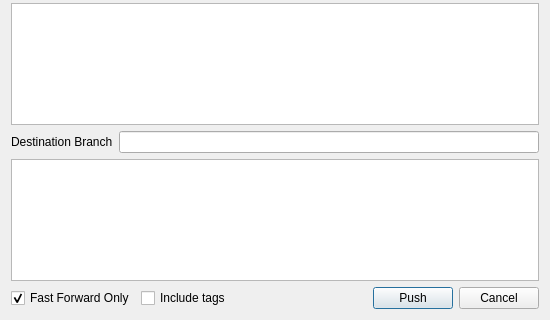
Old version of the form ui/remote.ui in the repository git-cola/git-cola; both pictures show x 0 to 550 and y 192 to 512 of the 550 by 512 pixel window.
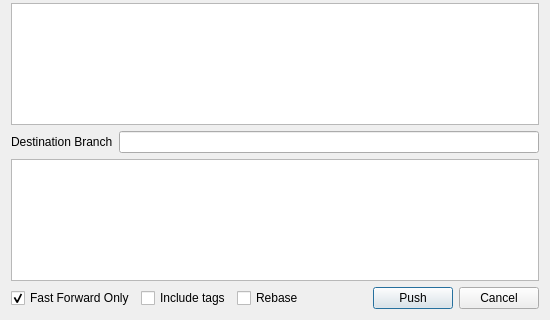
New version of the form.

Commit message:
remote: add a rebase checkbox to the pull dialog
The pull dialog now has a 'Rebase' checkbox that tells cola
to pass the --rebase option to pull.

```diff
--- a/ui/remote.ui
+++ b/ui/remote.ui
@@ -83,6 +83,13 @@
        </property>
       </widget>
      </item>
+     <item>
+      <widget class="QCheckBox" name="rebase_checkbox" >
+       <property name="text" >
+        <string>Rebase</string>
+       </property>
+      </widget>
+     </item>
      <item>
       <spacer>
        <property name="orientation" >
```
The commit also changes 2 other files.
